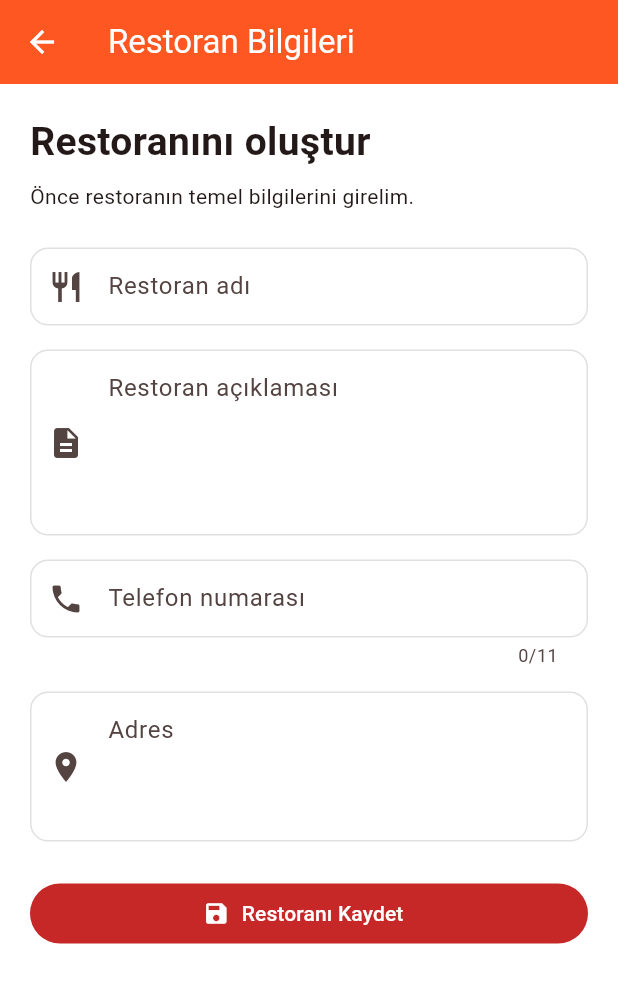
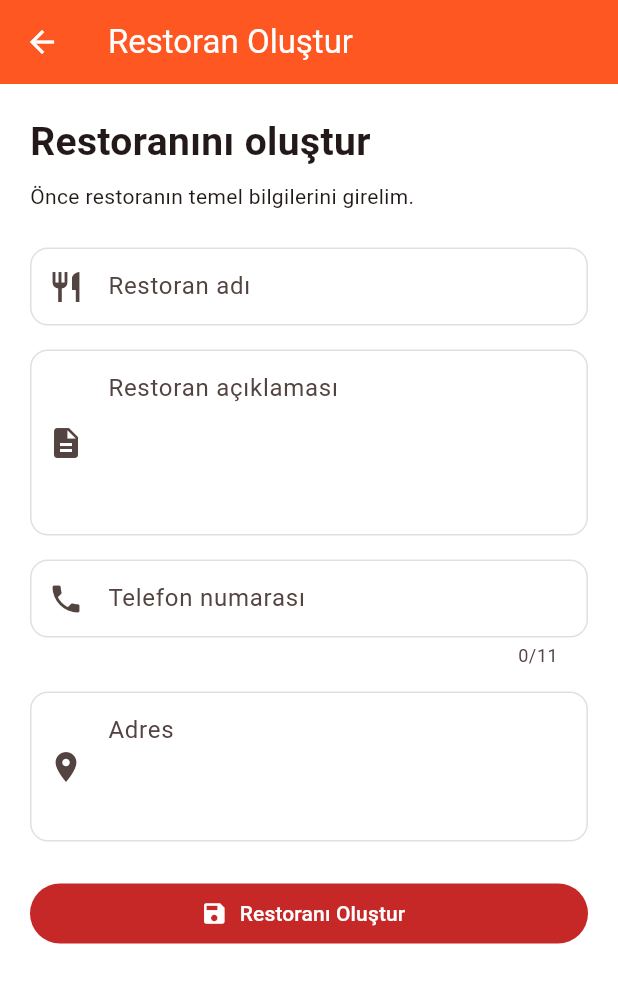
Before and after one commit to bufubro-1/yemekyemek, a Flutter app: the RestaurantFormScreen screen opened directly, on a phone screen of 412 x 824 dp. Shown: the top 983 px of the screen. Run offline on Flutter 3.47's test engine with Material 3 defaults, Android fonts, the light colour scheme and no system bars; our stand-ins replace flutter_secure_storage; accounts and stored records are empty.

Commit message:
Restoran düzenleme formu iyileştirildi

```diff
--- a/yemekyemek_arayuz/lib/screens/restaurant/restaurant_form_screen.dart
+++ b/yemekyemek_arayuz/lib/screens/restaurant/restaurant_form_screen.dart
@@ -24,15 +24,29 @@ class RestaurantFormScreen extends StatefulWidget {
   }
 }
 
+String _phoneForEditing(String? phone) {
+  if (phone == null || phone.isEmpty) {
+    return '';
+  }
+
+  if (phone.startsWith('+90')) {
+    return '0${phone.substring(3)}';
+  }
+
+  return phone;
+}
+
 class _RestaurantFormScreenState extends State<RestaurantFormScreen> {
   final _formKey = GlobalKey<FormState>();
+  bool get _isEditing => widget.existing != null;
 
   late final _nameController =
       TextEditingController(text: widget.existing?.name);
   late final _descriptionController =
       TextEditingController(text: widget.existing?.description);
-  late final _phoneController =
-      TextEditingController(text: widget.existing?.phone);
+  late final _phoneController = TextEditingController(
+    text: _phoneForEditing(widget.existing?.phone),
+  );
   late final _addressController =
       TextEditingController(text: widget.existing?.address);
 
@@ -117,7 +131,9 @@ class _RestaurantFormScreenState extends State<RestaurantFormScreen> {
   Widget build(BuildContext context) {
     return Scaffold(
       appBar: AppBar(
-        title: const Text('Restoran Bilgileri'),
+        title: Text(
+          _isEditing ? 'Restoranı Düzenle' : 'Restoran Oluştur',
+        ),
         backgroundColor: Colors.deepOrange,
         foregroundColor: Colors.white,
       ),
@@ -135,13 +151,21 @@ class _RestaurantFormScreenState extends State<RestaurantFormScreen> {
               child: Column(
                 crossAxisAlignment: CrossAxisAlignment.stretch,
                 children: [
-                  const Text(
-                    'Restoranını oluştur',
-                    style: TextStyle(fontSize: 26, fontWeight: FontWeight.bold),
+                  Text(
+                    _isEditing
+                        ? 'Restoran bilgilerini düzenle'
+                        : 'Restoranını oluştur',
+                    style: const TextStyle(
+                      fontSize: 26,
+                      fontWeight: FontWeight.bold,
+                    ),
                   ),
                   const SizedBox(height: 8),
-                  const Text('Önce restoranın temel bilgilerini girelim.'),
-
+                  Text(
+                    _isEditing
+                        ? 'Değiştirmek istediğin bilgileri güncelleyebilirsin.'
+                        : 'Önce restoranın temel bilgilerini girelim.',
+                  ),
                   const SizedBox(height: 24),
                   TextFormField(
                     controller: _nameController,
@@ -161,7 +185,6 @@ class _RestaurantFormScreenState extends State<RestaurantFormScreen> {
                       return null;
                     },
                   ),
-
                   const SizedBox(height: 16),
                   TextFormField(
                     controller: _descriptionController,
@@ -175,7 +198,6 @@ class _RestaurantFormScreenState extends State<RestaurantFormScreen> {
                       alignLabelWithHint: true,
                     ),
                   ),
-
                   const SizedBox(height: 16),
                   TextFormField(
                     controller: _phoneController,
@@ -210,7 +232,6 @@ class _RestaurantFormScreenState extends State<RestaurantFormScreen> {
                       return null;
                     },
                   ),
-
                   const SizedBox(height: 16),
                   TextFormField(
                     controller: _addressController,
@@ -235,7 +256,6 @@ class _RestaurantFormScreenState extends State<RestaurantFormScreen> {
                       return null;
                     },
                   ),
-
                   const SizedBox(height: 24),
                   FilledButton.icon(
                     onPressed: _isSaving ? null : _saveRestaurant,
@@ -249,7 +269,11 @@ class _RestaurantFormScreenState extends State<RestaurantFormScreen> {
                             ),
                           )
                         : const Icon(Icons.save),
-                    label: const Text('Restoranı Kaydet'),
+                    label: Text(
+                      _isEditing
+                          ? 'Değişiklikleri Kaydet'
+                          : 'Restoranı Oluştur',
+                    ),
                   ),
                 ],
               ),
```
